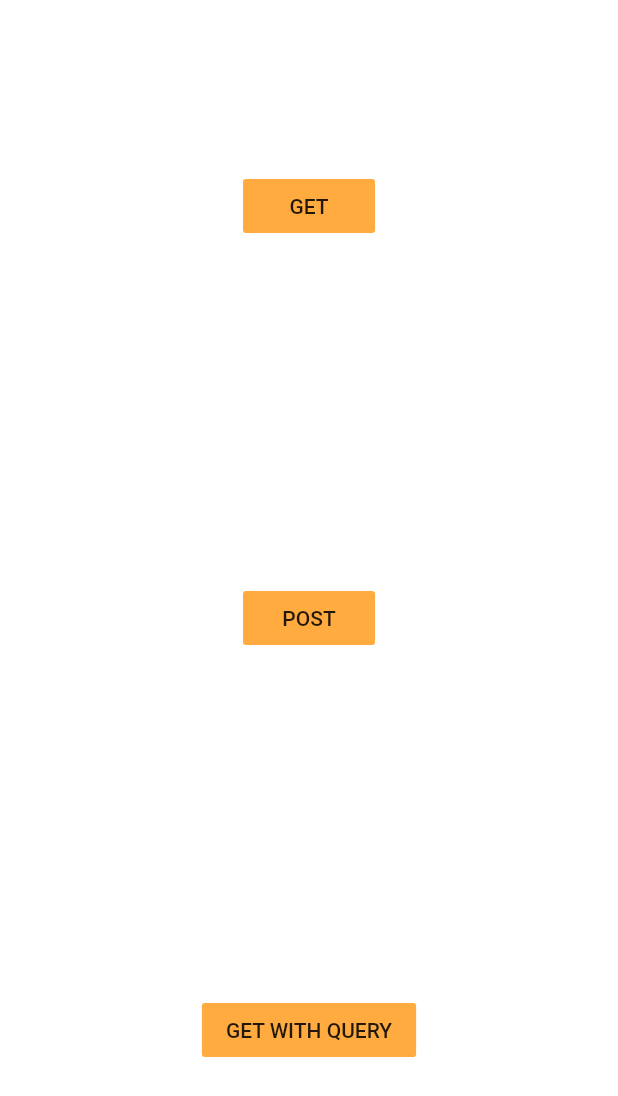
After one commit to thkim9373/FlutterTutorialSample, a Flutter app: the screen it shows after launch, after a tap on "Go Dio Example", on a phone screen of 412 x 824 dp. The commit adds this screen. Shown: the top 1096 px of the screen. Run offline on Flutter 3.47's test engine with Material 2 defaults, Android fonts, the phone set to English and light mode, and no system bars; our stand-ins replace dio; network calls fail.

Commit message:
Add the Dio sample page.

```diff
--- a/lib/main.dart
+++ b/lib/main.dart
@@ -1,4 +1,5 @@
 import 'package:flutter/material.dart';
+import 'package:flutter_tutorial_sample/page/Dio/DioPage.dart';
 import 'package:flutter_tutorial_sample/page/DragAndDrop.dart';
 import 'package:flutter_tutorial_sample/page/Email.dart';
 import 'package:flutter_tutorial_sample/page/RaisedButtonExample.dart';
@@ -29,6 +30,7 @@ class MyForm extends StatelessWidget {
         _buildExpand(Text("Go Raised Button Example"), context, RaisedButtonExample()),
         _buildExpand(Text("Go Switch Example"), context, Switches()),
         _buildExpand(Text("Go Drag And Drop Example"), context, DragAndDrop()),
+        _buildExpand(Text("Go Dio Example"), context, Dio()),
       ],
       crossAxisAlignment: CrossAxisAlignment.stretch,
     );
--- /dev/null
+++ b/lib/page/Dio/DioPage.dart
@@ -0,0 +1,36 @@
+import 'package:flutter/material.dart';
+import 'package:flutter_tutorial_sample/page/Dio/DioServer.dart';
+
+class Dio extends StatelessWidget {
+  @override
+  Widget build(BuildContext context) {
+    return Column(
+      mainAxisAlignment: MainAxisAlignment.spaceAround,
+      children: <Widget>[
+        FlatButton(
+          onPressed: () {
+            server.getReq();
+          },
+          child: Text("GET"),
+          color: Colors.orangeAccent,
+        ),
+        FlatButton(
+          onPressed: () {
+            server.postReq();
+          },
+          child: Text("POST"),
+          color: Colors.orangeAccent,
+        ),
+        FlatButton(
+          onPressed: () {
+            server.getReqWzQuery();
+          },
+          child: Text("GET WITH QUERY"),
+          color: Colors.orangeAccent,
+        ),
+      ],
+    );
+  }
+}
+
+Server server = Server();
--- a/pubspec.yaml
+++ b/pubspec.yaml
@@ -23,6 +23,7 @@ dependencies:
   # The following adds the Cupertino Icons font to your application.
   # Use with the CupertinoIcons class for iOS style icons.
   cupertino_icons: ^0.1.2
+  dio: ^3.0.7
 
 dev_dependencies:
   flutter_test:
```
Also changed, not shown: lib/page/Dio/DioServer.dart (added, +30 -0 lines), pubspec.lock.
